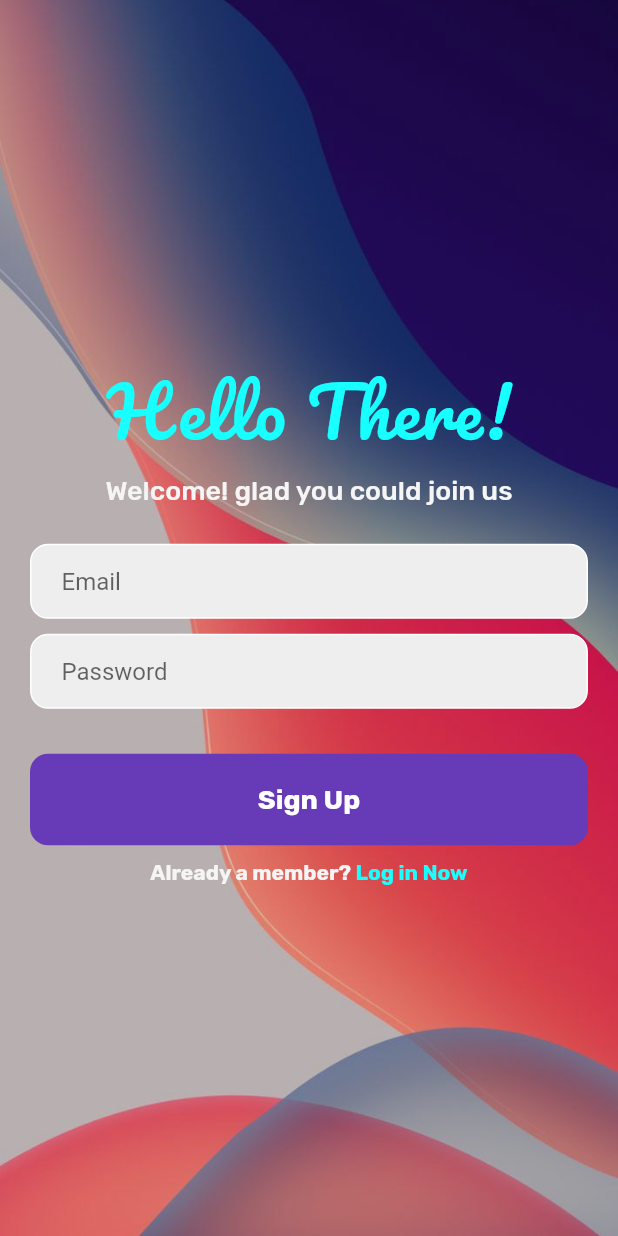
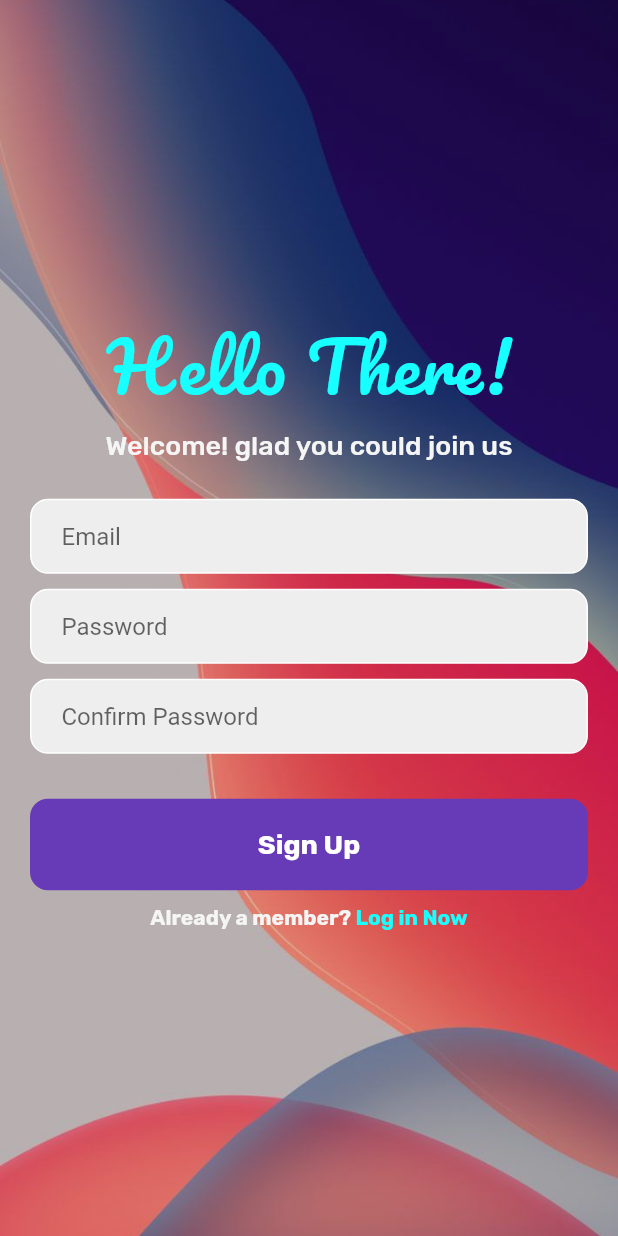
Before and after one commit to ManavGosain02/Flutter-SignUp-Login-Firebase, a Flutter app: the RegisterPage screen opened directly with empty values, after a tap on "Sign Up", on a phone screen of 412 x 824 dp. Run offline on Flutter 3.47's test engine with Material 2 defaults, Android fonts, the phone set to English and light mode, and no system bars; our stand-ins replace firebase_auth, firebase_core, google_fonts; accounts and stored records are empty; network calls fail.

Commit message:
added register user logic

```diff
--- a/lib/pages/register_page.dart
+++ b/lib/pages/register_page.dart
@@ -1,3 +1,4 @@
+import 'package:firebase_auth/firebase_auth.dart';
 import 'package:flutter/material.dart';
 import 'package:google_fonts/google_fonts.dart';
 
@@ -13,16 +14,26 @@ class _RegisterPageState extends State<RegisterPage> {
   //text controllers
   final _emailController = TextEditingController();
   final _passwordController = TextEditingController();
+  final _confirmPasswordController = TextEditingController();
 
   @override
   void dispose() {
     // TODO: implement dispose
     _emailController.dispose();
     _passwordController.dispose();
+    _confirmPasswordController.dispose();
     super.dispose();
   }
 
-  Future signUp() async {}
+  Future signUp() async {
+    if (_passwordController.text.trim() ==
+        _confirmPasswordController.text.trim()) {
+      await FirebaseAuth.instance.createUserWithEmailAndPassword(
+        email: _emailController.text.trim(),
+        password: _passwordController.text.trim(),
+      );
+    }
+  }
 
   @override
   Widget build(BuildContext context) {
@@ -121,6 +132,35 @@ class _RegisterPageState extends State<RegisterPage> {
                 ),
 
                 const SizedBox(
+                  height: 10.0,
+                ),
+
+                // confirm password
+                Padding(
+                  padding: const EdgeInsets.symmetric(
+                    horizontal: 20.0,
+                  ),
+                  child: Container(
+                    decoration: BoxDecoration(
+                      color: Colors.grey[200],
+                      border: Border.all(color: Colors.white),
+                      borderRadius: BorderRadius.circular(12.0),
+                    ),
+                    child: Padding(
+                      padding: const EdgeInsets.only(left: 20.0),
+                      child: TextField(
+                        controller: _confirmPasswordController,
+                        obscureText: true,
+                        decoration: const InputDecoration(
+                          border: InputBorder.none,
+                          hintText: "Confirm Password",
+                        ),
+                      ),
+                    ),
+                  ),
+                ),
+
+                const SizedBox(
                   height: 30.0,
                 ),
 
```
